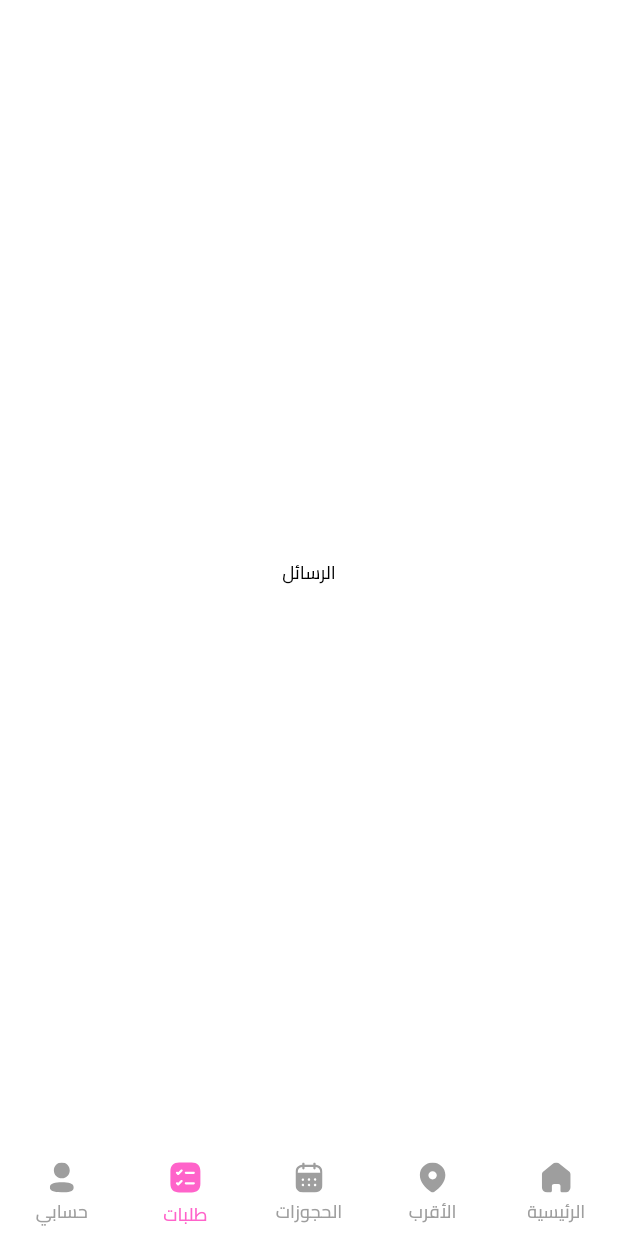
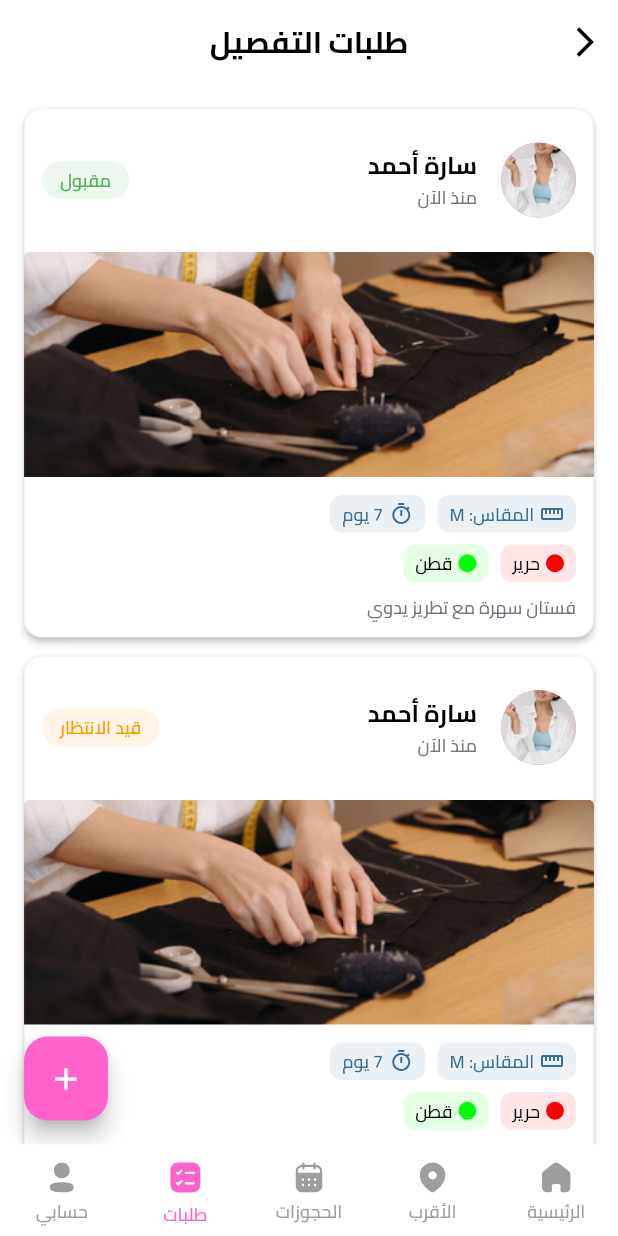
Before and after one commit to AbdulrhmanM0hamed/Beautilly, a Flutter app: the HomeView screen opened by its route, item 4 of the bottom bar chosen, on a phone screen of 412 x 824 dp. Run offline on Flutter 3.47's test engine with Material 3 defaults, Android fonts, the phone set to English and light mode, and no system bars; our stand-ins replace cached_network_image, flutter_colorpicker, flutter_rating_bar, flutter_svg, geolocator, google_maps_flutter and 4 more; accounts and stored records are empty; network calls fail.

Commit message:
add trailing requests

```diff
--- a/lib/core/utils/common/custom_app_bar.dart
+++ b/lib/core/utils/common/custom_app_bar.dart
@@ -29,15 +29,14 @@ class CustomAppBar extends StatelessWidget implements PreferredSizeWidget {
   @override
   Widget build(BuildContext context) {
     return AppBar(
-      title: title != null
-          ? Text(
-              title!,
-              style: getBoldStyle(
-                fontFamily: FontConstant.cairo,
-                fontSize: 20,
-              ),
-            )
-          : null,
+      title: Text(
+        title!,
+        style: getBoldStyle(
+          fontFamily: FontConstant.cairo,
+          fontSize: 20,
+          color: titleColor ?? Theme.of(context).textTheme.titleLarge?.color,
+        ),
+      ),
       centerTitle: centerTitle,
       actions: actions,
       leading: leading ??
--- a/lib/core/utils/common/password_field.dart
+++ b/lib/core/utils/common/password_field.dart
@@ -27,7 +27,7 @@ class _PasswordFieldState extends State<PasswordField> {
       prefix: const Icon(
         Icons.lock,
       ),
-      hint: widget.hintText,
+      label: widget.hintText,
       suffix: GestureDetector(
         onTap: () {
           setState(() {
--- a/lib/core/utils/theme/custom_themes/appbar_theme.dart
+++ b/lib/core/utils/theme/custom_themes/appbar_theme.dart
@@ -10,12 +10,11 @@ class TAppBarTheme {
     scrolledUnderElevation: 0,
     backgroundColor: Colors.transparent,
     surfaceTintColor: Colors.transparent,
-    iconTheme: const IconThemeData(color: AppColors.secondary, size: 24),
-    actionsIconTheme: const IconThemeData(color: AppColors.secondary, size: 24),
+    iconTheme: const IconThemeData(size: 24),
+    actionsIconTheme: const IconThemeData(size: 24),
     titleTextStyle: const TextStyle(
       fontSize: 18.0,
       fontWeight: FontWeight.w600,
-      color: AppColors.secondary,
       fontFamily: 'Cairo',
     ),
   );
--- a/lib/core/utils/theme/custom_themes/text_field_theme.dart
+++ b/lib/core/utils/theme/custom_themes/text_field_theme.dart
@@ -6,8 +6,8 @@ class TTextFormFieldTheme {
 
   static InputDecorationTheme lightInputDecorationTheme = InputDecorationTheme(
     errorMaxLines: 3,
-    prefixIconColor: AppColors.secondary,
-    suffixIconColor: AppColors.secondary,
+    prefixIconColor: AppColors.grey,
+    suffixIconColor: AppColors.grey,
     labelStyle: const TextStyle(color: AppColors.secondary),
     hintStyle: const TextStyle(color: Colors.grey),
     errorStyle: const TextStyle(color: AppColors.error),
--- a/lib/features/Home/presentation/view/home_view.dart
+++ b/lib/features/Home/presentation/view/home_view.dart
@@ -4,6 +4,7 @@ import 'package:beautilly/core/utils/constant/styles_manger.dart';
 import 'package:beautilly/core/utils/theme/app_colors.dart';
 import 'package:beautilly/features/Home/presentation/view/widgets/home_view_body.dart';
 import 'package:beautilly/features/nearby/presentation/view/discover_view.dart';
+import 'package:beautilly/features/tailoring_requests/presentation/view/tailoring_requests_view.dart';
 import 'package:flutter/material.dart';
 import 'package:flutter_svg/flutter_svg.dart';
 
@@ -27,12 +28,7 @@ class _HomeViewState extends State<HomeView> {
                 fontFamily: FontConstant.cairo,
               ))),
     ),
-    Scaffold(
-        body: Center(
-            child: Text('الرسائل',
-                style: getMediumStyle(
-                  fontFamily: FontConstant.cairo,
-                )))),
+    const TailoringRequestsView(),
     Scaffold(
         body: Center(
             child: Text('حسابي',
--- a/lib/features/auth/presentation/view/widgets/signin_view_body.dart
+++ b/lib/features/auth/presentation/view/widgets/signin_view_body.dart
@@ -62,7 +62,7 @@ class _SigninViewBodyState extends State<SigninViewBody> {
               CustomAnimations.slideFromTop(
                 duration: const Duration(milliseconds: 800),
                 child: CustomTextField(
-                  hint: AppStrings.email,
+                  label: AppStrings.email,
                   keyboardType: TextInputType.emailAddress,
                   prefix: const Icon(Icons.email),
                   validator: FormValidators.validateEmail,
--- a/lib/features/auth/presentation/view/widgets/signup_view_body.dart
+++ b/lib/features/auth/presentation/view/widgets/signup_view_body.dart
@@ -91,20 +91,20 @@ class _SignupViewBodyState extends State<SignupViewBody> {
             children: [
               CustomTextField(
                 onSaved: (value) => userName = _normalizeSpaces(value!),
-                hint: AppStrings.name,
+                label: AppStrings.name,
                 suffix: const Icon(Icons.person),
                 validator: FormValidators.validateName,
               ),
               SizedBox(height: screenHeight * 0.02),
               CustomTextField(
                 onSaved: (value) => email = value!,
-                hint: AppStrings.email,
+                label: AppStrings.email,
                 suffix: const Icon(Icons.email),
                 validator: FormValidators.validateEmail,
               ),
               SizedBox(height: screenHeight * 0.02),
               CustomTextField(
-                hint: AppStrings.phone,
+                label: AppStrings.phone,
                 suffix: const Icon(Icons.phone),
                 validator: FormValidators.validatePhone,
                 onSaved: (value) => phoneNumber = value!,
--- /dev/null
+++ b/lib/features/tailoring_requests/data/dummy_data.dart
@@ -0,0 +1,39 @@
+import 'package:beautilly/features/tailoring_requests/data/models/tailoring_request.dart';
+
+final List<TailoringRequest> dummyRequests = [
+  TailoringRequest(
+    id: '1',
+    clientName: 'سارة أحمد',
+    clientImage: 'assets/images/onboarding2.png',
+    designImage: 'assets/images/test2.png',
+    height: 165,
+    weight: 60,
+    size: 'M',
+    fabrics: [
+      FabricDetail(type: 'حرير', color: '0xFFFF0000'),
+      FabricDetail(type: 'قطن', color: '0xFF00FF00'),
+    ],
+    executionDays: 7,
+    description: 'فستان سهرة مع تطريز يدوي',
+    createdAt: DateTime.now(),
+    status: 'accepted',
+  ),
+  TailoringRequest(
+    id: '2',
+    clientName: 'سارة أحمد',
+    clientImage: 'assets/images/onboarding2.png',
+    designImage: 'assets/images/test2.png',
+    height: 165,
+    weight: 60,
+    size: 'M',
+    fabrics: [
+      FabricDetail(type: 'حرير', color: '0xFFFF0000'),
+      FabricDetail(type: 'قطن', color: '0xFF00FF00'),
+    ],
+    executionDays: 7,
+    description: 'فستان سهرة مع تطريز يدوي',
+    createdAt: DateTime.now(),
+    status: 'pending',
+  ),
+  // يمكن إضافة المزيد من الطلبات التجريبية
+];
--- /dev/null
+++ b/lib/features/tailoring_requests/data/models/tailoring_request.dart
@@ -0,0 +1,39 @@
+class TailoringRequest {
+  final String id;
+  final String clientName;
+  final String clientImage;
+  final String designImage;
+  final double height;
+  final double weight;
+  final String size;
+  final List<FabricDetail> fabrics;
+  final int executionDays;
+  final String description;
+  final DateTime createdAt;
+  final String status;
+
+  TailoringRequest({
+    required this.id,
+    required this.clientName,
+    required this.clientImage,
+    required this.designImage,
+    required this.height,
+    required this.weight,
+    required this.size,
+    required this.fabrics,
+    required this.executionDays,
+    required this.description,
+    required this.createdAt,
+    required this.status,
+  });
+}
+
+class FabricDetail {
+  String type;
+  String color;
+
+  FabricDetail({
+    required this.type,
+    required this.color,
+  });
+}
--- /dev/null
+++ b/lib/features/tailoring_requests/presentation/view/tailoring_requests_view.dart
@@ -0,0 +1,32 @@
+import 'package:beautilly/core/utils/common/custom_app_bar.dart';
+import 'package:beautilly/core/utils/constant/font_manger.dart';
+import 'package:beautilly/core/utils/constant/styles_manger.dart';
+import 'package:beautilly/core/utils/theme/app_colors.dart';
+import 'package:flutter/material.dart';
+import 'package:beautilly/features/tailoring_requests/presentation/view/widgets/tailoring_requests_view_body.dart';
+import 'package:beautilly/features/tailoring_requests/presentation/view/widgets/add_tailoring_request_sheet.dart';
+
+class TailoringRequestsView extends StatelessWidget {
+  const TailoringRequestsView({super.key});
+
+  @override
+  Widget build(BuildContext context) {
+    return Scaffold(
+      appBar: const CustomAppBar(
+        title: "طلبات التفصيل",
+      ),
+      body: const TailoringRequestsViewBody(),
+      floatingActionButton: FloatingActionButton(
+        onPressed: () {
+          showModalBottomSheet(
+            context: context,
+            isScrollControlled: true,
+            backgroundColor: Colors.transparent,
+            builder: (context) => const AddTailoringRequestSheet(),
+          );
+        },
+        child: const Icon(Icons.add, color: AppColors.white),
+      ),
+    );
+  }
+}
--- /dev/null
+++ b/lib/features/tailoring_requests/presentation/view/widgets/tailoring_request_card.dart
@@ -0,0 +1,221 @@
+import 'package:beautilly/core/utils/constant/font_manger.dart';
+import 'package:beautilly/core/utils/constant/styles_manger.dart';
+import 'package:beautilly/core/utils/theme/app_colors.dart';
+import 'package:beautilly/features/tailoring_requests/data/models/tailoring_request.dart';
+import 'package:flutter/material.dart';
+
+class TailoringRequestCard extends StatelessWidget {
+  final TailoringRequest request;
+
+  const TailoringRequestCard({
+    super.key,
+    required this.request,
+  });
+
+  @override
+  Widget build(BuildContext context) {
+    return Card(
+      elevation: 2,
+      shape: RoundedRectangleBorder(
+        borderRadius: BorderRadius.circular(12),
+        side: BorderSide(
+          color: AppColors.grey.withOpacity(0.1),
+        ),
+      ),
+      margin: const EdgeInsets.only(bottom: 12),
+      child: Column(
+        crossAxisAlignment: CrossAxisAlignment.start,
+        children: [
+          // Header with client info
+          ListTile(
+            contentPadding: const EdgeInsets.all(12),
+            leading: CircleAvatar(
+              radius: 25,
+              backgroundImage: AssetImage(request.clientImage),
+            ),
+            title: Text(
+              request.clientName,
+              style: getBoldStyle(
+                fontSize: FontSize.size16,
+                fontFamily: FontConstant.cairo,
+              ),
+            ),
+            subtitle: Text(
+              'منذ ${_getTimeAgo(request.createdAt)}',
+              style: getMediumStyle(
+                fontSize: FontSize.size12,
+                fontFamily: FontConstant.cairo,
+                color: AppColors.textSecondary,
+              ),
+            ),
+            trailing: _buildStatusChip(request.status),
+          ),
+
+          // Design Image
+          ClipRRect(
+            borderRadius: const BorderRadius.vertical(top: Radius.circular(4)),
+            child: Image.asset(
+              request.designImage,
+              height: 150,
+              width: double.infinity,
+              fit: BoxFit.cover,
+            ),
+          ),
+
+          // Details
+          Padding(
+            padding: const EdgeInsets.all(12),
+            child: Column(
+              crossAxisAlignment: CrossAxisAlignment.start,
+              children: [
+                // Size and execution time
+                Row(
+                  children: [
+                    _buildDetailChip(
+                      Icons.straighten,
+                      'المقاس: ${request.size}',
+                    ),
+                    const SizedBox(width: 8),
+                    _buildDetailChip(
+                      Icons.timer_outlined,
+                      '${request.executionDays} يوم',
+                    ),
+                  ],
+                ),
+                const SizedBox(height: 8),
+
+                // Fabrics
+                Wrap(
+                  spacing: 8,
+                  children: request.fabrics.map((fabric) {
+                    return _buildFabricChip(fabric);
+                  }).toList(),
+                ),
+
+                const SizedBox(height: 8),
+                Text(
+                  request.description,
+                  style: getMediumStyle(
+                    fontSize: FontSize.size12,
+                    fontFamily: FontConstant.cairo,
+                    color: AppColors.textSecondary,
+                  ),
+                  maxLines: 2,
+                  overflow: TextOverflow.ellipsis,
+                ),
+              ],
+            ),
+          ),
+        ],
+      ),
+    );
+  }
+
+  Widget _buildStatusChip(String status) {
+    Color color;
+    String text;
+
+    switch (status) {
+      case 'pending':
+        color = Colors.orange;
+        text = 'قيد الانتظار';
+        break;
+      case 'accepted':
+        color = Colors.green;
+        text = 'مقبول';
+        break;
+      default:
+        color = Colors.grey;
+        text = 'غير معروف';
+    }
+
+    return Container(
+      padding: const EdgeInsets.symmetric(horizontal: 12, vertical: 4),
+      decoration: BoxDecoration(
+        color: color.withOpacity(0.1),
+        borderRadius: BorderRadius.circular(12),
+      ),
+      child: Text(
+        text,
+        style: getMediumStyle(
+          fontSize: FontSize.size12,
+          fontFamily: FontConstant.cairo,
+          color: color,
+        ),
+      ),
+    );
+  }
+
+  Widget _buildDetailChip(IconData icon, String text) {
+    return Container(
+      padding: const EdgeInsets.symmetric(horizontal: 8, vertical: 4),
+      decoration: BoxDecoration(
+        color: AppColors.secondary.withOpacity(0.1),
+        borderRadius: BorderRadius.circular(8),
+      ),
+      child: Row(
+        mainAxisSize: MainAxisSize.min,
+        children: [
+          Icon(
+            icon,
+            size: 16,
+            color: AppColors.secondary,
+          ),
+          const SizedBox(width: 4),
+          Text(
+            text,
+            style: getMediumStyle(
+              fontSize: FontSize.size12,
+              fontFamily: FontConstant.cairo,
+              color: AppColors.secondary,
+            ),
+          ),
+        ],
+      ),
+    );
+  }
+
+  Widget _buildFabricChip(FabricDetail fabric) {
+    return Container(
+      padding: const EdgeInsets.symmetric(horizontal: 8, vertical: 4),
+      decoration: BoxDecoration(
+        color: Color(int.parse(fabric.color)).withOpacity(0.1),
+        borderRadius: BorderRadius.circular(8),
+      ),
+      child: Row(
+        mainAxisSize: MainAxisSize.min,
+        children: [
+          Container(
+            width: 12,
+            height: 12,
+            decoration: BoxDecoration(
+              color: Color(int.parse(fabric.color)),
+              shape: BoxShape.circle,
+            ),
+          ),
+          const SizedBox(width: 4),
+          Text(
+            fabric.type,
+            style: getMediumStyle(
+              fontSize: FontSize.size12,
+              fontFamily: FontConstant.cairo,
+            ),
+          ),
+        ],
+      ),
+    );
+  }
+
+  String _getTimeAgo(DateTime dateTime) {
+    final difference = DateTime.now().difference(dateTime);
+    if (difference.inDays > 0) {
+      return '${difference.inDays} يوم';
+    } else if (difference.inHours > 0) {
+      return '${difference.inHours} ساعة';
+    } else if (difference.inMinutes > 0) {
+      return '${difference.inMinutes} دقيقة';
+    } else {
+      return 'الآن';
+    }
+  }
+}
--- /dev/null
+++ b/lib/features/tailoring_requests/presentation/view/widgets/tailoring_requests_view_body.dart
@@ -0,0 +1,20 @@
+import 'package:beautilly/features/tailoring_requests/data/dummy_data.dart';
+import 'package:beautilly/features/tailoring_requests/presentation/view/widgets/tailoring_request_card.dart';
+import 'package:flutter/material.dart';
+
+class TailoringRequestsViewBody extends StatelessWidget {
+  const TailoringRequestsViewBody({super.key});
+
+  @override
+  Widget build(BuildContext context) {
+    return ListView.builder(
+      padding: const EdgeInsets.all(16),
+      itemCount: dummyRequests.length,
+      itemBuilder: (context, index) {
+        return TailoringRequestCard(
+          request: dummyRequests[index],
+        );
+      },
+    );
+  }
+}
--- a/lib/main.dart
+++ b/lib/main.dart
@@ -29,7 +29,7 @@ class MyApp extends StatelessWidget {
         GlobalCupertinoLocalizations.delegate,
       ],
       onGenerateRoute: onGenratedRoutes,
-      initialRoute: HomeView.routeName,
+      initialRoute: SplashView.routeName,
     );
   }
 }
--- a/pubspec.yaml
+++ b/pubspec.yaml
@@ -17,10 +17,12 @@ dependencies:
   flutter_svg: ^2.0.16
   geolocator: ^13.0.2
   google_maps_flutter: ^2.5.0
+  image_picker: ^1.1.2
   intl: ^0.19.0
   modal_progress_hud_nsn: ^0.5.1
   pin_code_fields: ^8.0.1
   shared_preferences: ^2.3.5
+  flutter_colorpicker: ^1.0.3
 
 dev_dependencies:
   flutter_lints: ^4.0.0
```
Also changed, not shown: lib/features/tailoring_requests/presentation/view/widgets/add_tailoring_request_sheet.dart (added, +162 -0 lines), lib/features/tailoring_requests/presentation/view/widgets/design_image_picker.dart (added, +69 -0 lines), lib/features/tailoring_requests/presentation/view/widgets/fabric_detail_form.dart (added, +116 -0 lines), pubspec.lock, 7 other files.
